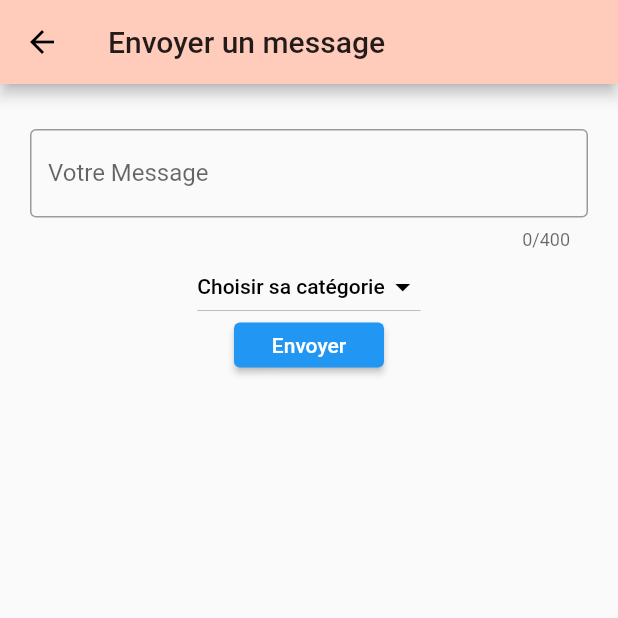
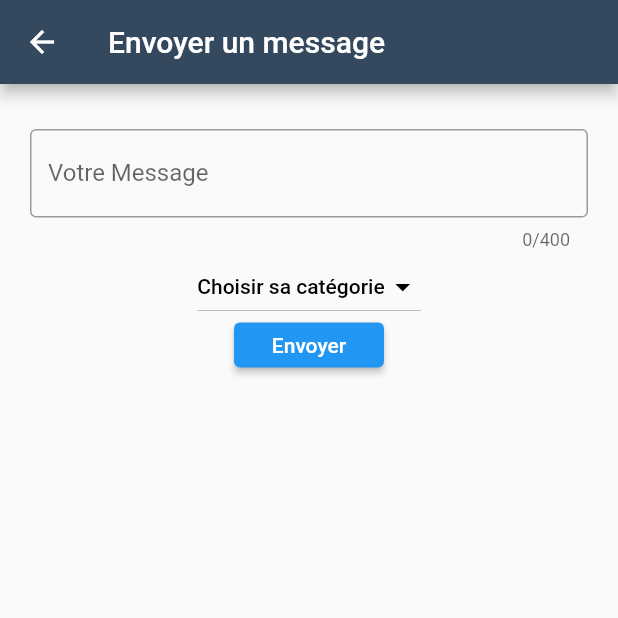
Before and after one commit to AntoineLDLC/ParadiseCity-APP, a Flutter app: the screen it shows after launch, in the side drawer, after a tap on "Envoyer un message", on a phone screen of 412 x 824 dp, the top half of it. Run offline on Flutter 3.47's test engine with Material 2 defaults, Android fonts, the light colour scheme and no system bars.

Commit message:
colors update

```diff
--- a/lib/Paradisecity.dart
+++ b/lib/Paradisecity.dart
@@ -32,7 +32,7 @@ class Homepage extends StatelessWidget {
     return MaterialApp(
       title: _title,
       theme: ThemeData(
-        primaryColor: Colors.deepOrange[100], // Couleur
+        primaryColor: Color.fromRGBO(52, 73, 94, 1), // Couleur
       ),
       home: Scaffold(
         backgroundColor: Colors.white60,
@@ -422,7 +422,7 @@ class MyWidget extends StatelessWidget {
             width: 350,
             height: 180,
             decoration: new BoxDecoration(
-                color: Colors.deepOrange[50],
+                color: Color.fromRGBO(149, 165, 166, 1),
                 borderRadius: new BorderRadius.only(
                   topLeft: const Radius.circular(20.0),
                   topRight: const Radius.circular(20.0),
@@ -457,7 +457,7 @@ class ligneblanche extends StatelessWidget {
         width: 350,
         height: 10,
         decoration: new BoxDecoration(
-            color: Colors.brown,
+            color: Color.fromRGBO(52, 73, 94, 1),
             borderRadius: new BorderRadius.only(
               topLeft: const Radius.circular(20.0),
               topRight: const Radius.circular(20.0),
```
